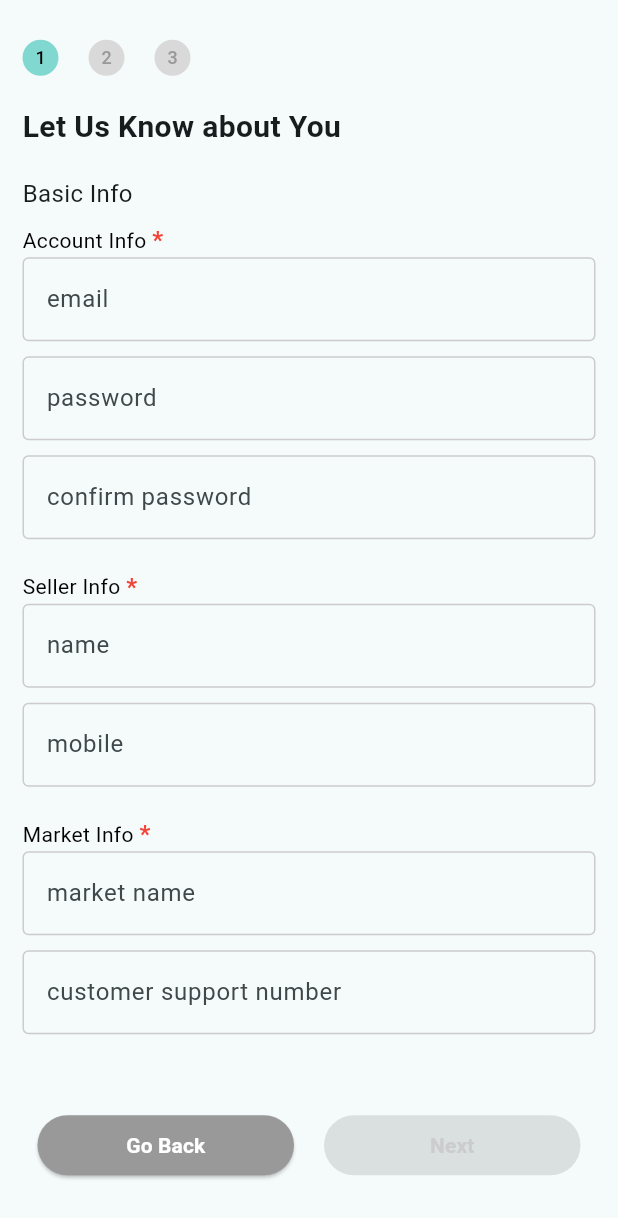
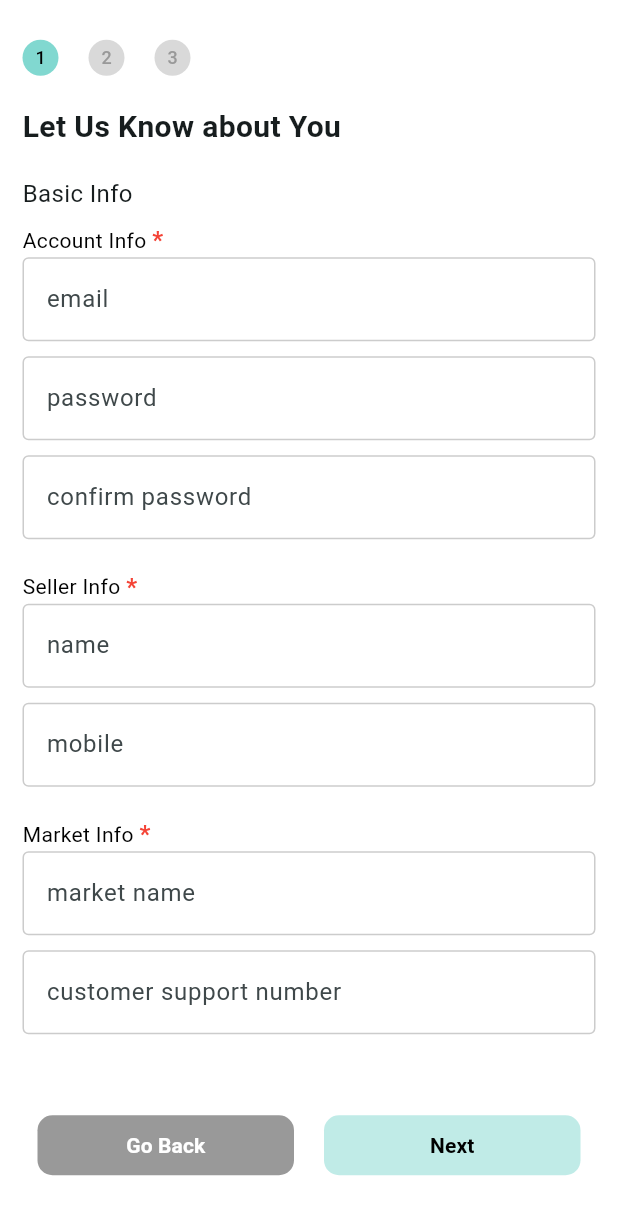
Before and after one commit to willchangesoon/Frontend, a Flutter app: the SignUpScreen screen opened by its route, on a phone screen of 412 x 824 dp. Shown: the top 1218 px of the screen. Run offline on Flutter 3.47's test engine with Material 3 defaults, Android fonts, the phone set to English and light mode, and no system bars; our stand-ins replace dio, flutter_riverpod, flutter_secure_storage, go_router, jwt_decoder, riverpod; missing offline and left inert: dart:html; accounts and stored records are empty; Roboto replaces fonts that are missing (GmarketSans).

Commit message:
feat- 로그인 페이지 작업 및 회원가입 form 수정, user model 추가
- Added a mock version of login page.
- Modified the sign-up forms.
- Created a user model.
- Changed button styles to text buttons in the forms.
- Updated the router to point to the login page.
- Corrected file name s_signup.dart to s_sign_up.dart

```diff
--- a/es3_seller/lib/form/sign_up_first_form.dart
+++ b/es3_seller/lib/form/sign_up_first_form.dart
@@ -168,10 +168,15 @@ class _SignUpFirstFormState extends State<SignUpFirstForm> {
               Expanded(
                 child: Padding(
                   padding: const EdgeInsets.symmetric(horizontal: 10),
-                  child: ElevatedButton(
+                  child: TextButton(
                     onPressed: widget.goBack,
-                    style: ElevatedButton.styleFrom(
+                    style: TextButton.styleFrom(
                       backgroundColor: Color(0xff999999),
+                      shape: RoundedRectangleBorder(
+                        borderRadius: BorderRadius.all(
+                          Radius.circular(10),
+                        ),
+                      ),
                     ),
                     child: const Text(
                       'Go Back',
@@ -186,9 +191,8 @@ class _SignUpFirstFormState extends State<SignUpFirstForm> {
               Expanded(
                 child: Padding(
                   padding: const EdgeInsets.symmetric(horizontal: 10),
-                  child: ElevatedButton(
-                    onPressed: _isButtonEnabled
-                        ? () {
+                  child: TextButton(
+                    onPressed: () {
                       if (_formKey.currentState!.validate()) {
                         final data = {
                           "email": emailController.text,
@@ -198,19 +202,19 @@ class _SignUpFirstFormState extends State<SignUpFirstForm> {
                         };
                         widget.onNext(data);
                       }
-                          }
-                        : null,
-                    style: ElevatedButton.styleFrom(
-                      backgroundColor: _isButtonEnabled
-                          ? MAIN_COLOR
-                          : const Color(0xfff5f5f5),
+                    },
+                    style: TextButton.styleFrom(
+                      backgroundColor: MAIN_COLOR.withAlpha(128),
+                      shape: RoundedRectangleBorder(
+                        borderRadius: BorderRadius.all(
+                          Radius.circular(10),
+                        ),
+                      ),
                     ),
                     child: Text(
                       'Next',
                       style: TextStyle(
-                        color: _isButtonEnabled
-                            ? Colors.white
-                            : const Color(0xffCCCCCC),
+                        color: Colors.black,
                         fontWeight: FontWeight.bold,
                       ),
                     ),
--- a/es3_seller/lib/main.dart
+++ b/es3_seller/lib/main.dart
@@ -1,5 +1,5 @@
 import 'package:es3_seller/provider/router_provider.dart';
-import 'package:es3_seller/screen/s_signup.dart';
+import 'package:es3_seller/screen/s_sign_up.dart';
 import 'package:flutter/material.dart';
 import 'package:flutter_riverpod/flutter_riverpod.dart';
 
--- a/es3_seller/lib/provider/router_provider.dart
+++ b/es3_seller/lib/provider/router_provider.dart
@@ -1,13 +1,14 @@
 import 'package:es3_seller/screen/s_home.dart';
+import 'package:es3_seller/screen/s_login.dart';
+import 'package:es3_seller/screen/s_sign_up.dart';
 import 'package:es3_seller/screen/s_sign_up_finish.dart';
-import 'package:es3_seller/screen/s_signup.dart';
 import 'package:flutter_riverpod/flutter_riverpod.dart';
 import 'package:go_router/go_router.dart';
 
 final routerProvider = Provider((ref) => router);
 
 final router = GoRouter(
-  initialLocation: '/',
+  initialLocation: '/login',
   routes: [
     GoRoute(
         path: '/',
@@ -20,6 +21,10 @@ final router = GoRouter(
     GoRoute(
       path: '/sign-up-finish',
       builder: (context, state) => SignUpFinishScreen()
+    ),
+    GoRoute(
+        path: '/login',
+        builder: (context, state) => LoginScreen()
     )
   ]
 );
--- a/es3_seller/lib/screen/s_signup.dart
+++ b/es3_seller/lib/screen/s_sign_up.dart
@@ -79,6 +79,7 @@ class _SignUpScreenState extends ConsumerState<SignUpScreen> {
   @override
   Widget build(BuildContext context) {
     return Scaffold(
+      backgroundColor: Colors.white,
       body: Padding(
         padding: const EdgeInsets.symmetric(horizontal: 15.0),
         child: Center(
--- a/es3_seller/pubspec.yaml
+++ b/es3_seller/pubspec.yaml
@@ -40,8 +40,12 @@ dependencies:
   jwt_decoder: ^2.0.1
   go_router: ^14.8.1
   flutter_secure_storage: ^9.2.4
+  json_serializable: ^6.9.4
+  json_annotation: ^4.9.0
 
 dev_dependencies:
+  build_runner: ^2.3.3
+
   flutter_test:
     sdk: flutter
 
```
Also changed, not shown: es3_seller/lib/form/agree_terms.dart (+16 -7 lines), es3_seller/lib/form/sign_up_second_form.dart (+20 -15 lines), es3_seller/lib/form/sign_up_third_form.dart (+16 -6 lines), es3_seller/lib/screen/s_login.dart (added, +86 -0 lines), es3_seller/lib/user/user_model.dart (added, +27 -0 lines), es3_seller/lib/user/user_model.g.dart (added), es3_seller/pubspec.lock, 1 other file. Lines whose indentation alone changed are shown as unchanged.
